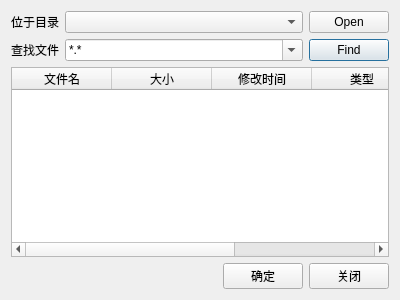
First picture: the form in finddialog.ui, repository nextuser/qt-moredirs, before the edit.
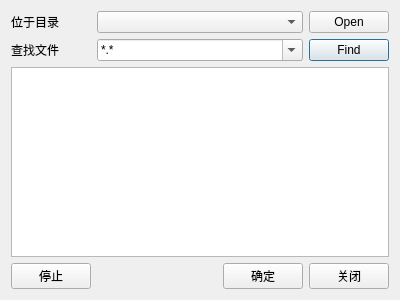
Second picture: the form after the edit. Icons and pictures are not drawn.

Diff of the .ui file:
```diff
--- a/finddialog.ui
+++ b/finddialog.ui
@@ -28,35 +28,6 @@
      </property>
     </widget>
    </item>
-   <item row="2" column="0" colspan="6">
-    <widget class="QTableWidget" name="tableWidgetResult">
-     <column>
-      <property name="text">
-       <string>文件名</string>
-      </property>
-     </column>
-     <column>
-      <property name="text">
-       <string>大小</string>
-      </property>
-     </column>
-     <column>
-      <property name="text">
-       <string>修改时间</string>
-      </property>
-     </column>
-     <column>
-      <property name="text">
-       <string>类型</string>
-      </property>
-     </column>
-     <column>
-      <property name="text">
-       <string>新建列</string>
-      </property>
-     </column>
-    </widget>
-   </item>
    <item row="3" column="4">
     <widget class="QPushButton" name="pushButtonOk">
      <property name="text">
@@ -130,6 +101,16 @@
      </item>
     </widget>
    </item>
+   <item row="2" column="0" colspan="6">
+    <widget class="QTableView" name="tableViewResult"/>
+   </item>
+   <item row="3" column="0">
+    <widget class="QPushButton" name="pushButtonStop">
+     <property name="text">
+      <string>停止</string>
+     </property>
+    </widget>
+   </item>
   </layout>
  </widget>
  <resources>
```
